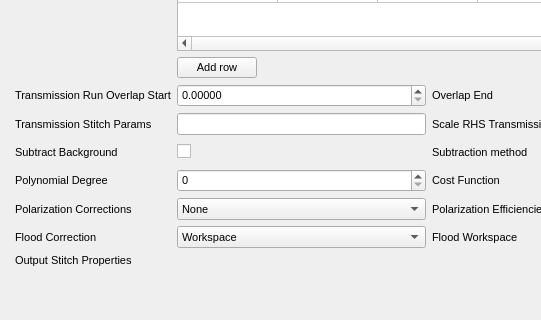
This is qt/scientific_interfaces/ISISReflectometry/GUI/Experiment/ExperimentWidget.ui in mantidproject/mantid as Qt 5 draws it before an edit; both pictures show x 0 to 541 and y 204 to 524 of the 952 by 524 pixel window. The edited form follows.
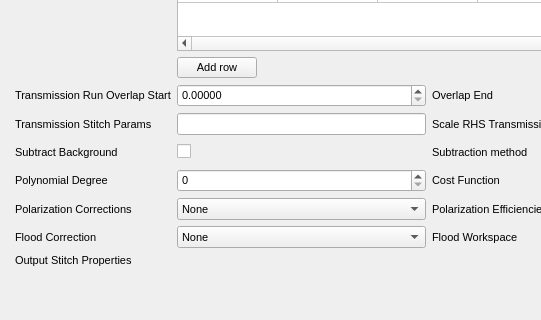
This is the edited form. Custom widgets are drawn as their Qt base class.

Commit message:
Add options to flood correction combobox
RE #34720

Diff of the .ui file:
```diff
--- a/qt/scientific_interfaces/ISISReflectometry/GUI/Experiment/ExperimentWidget.ui
+++ b/qt/scientific_interfaces/ISISReflectometry/GUI/Experiment/ExperimentWidget.ui
@@ -584,7 +584,7 @@
        </property>
        <item>
         <property name="text">
-         <string>Workspace</string>
+         <string>None</string>
         </property>
        </item>
        <item>
```
Left out of the diff: 10 changed lines with no effect on the pictures.
